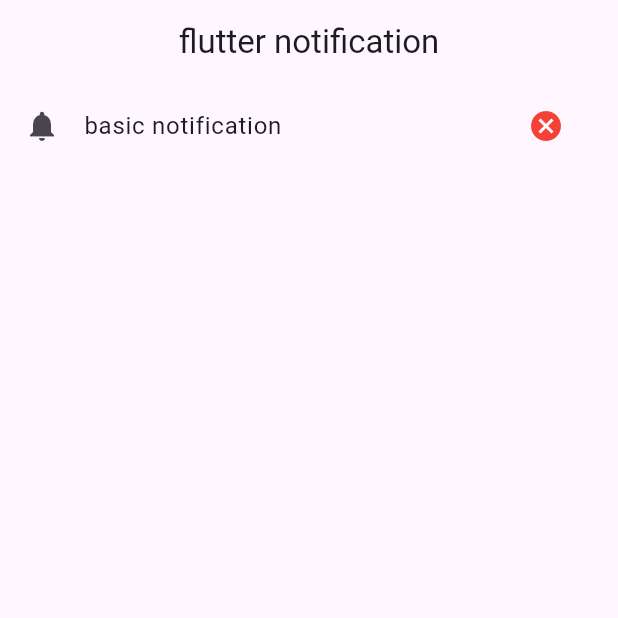
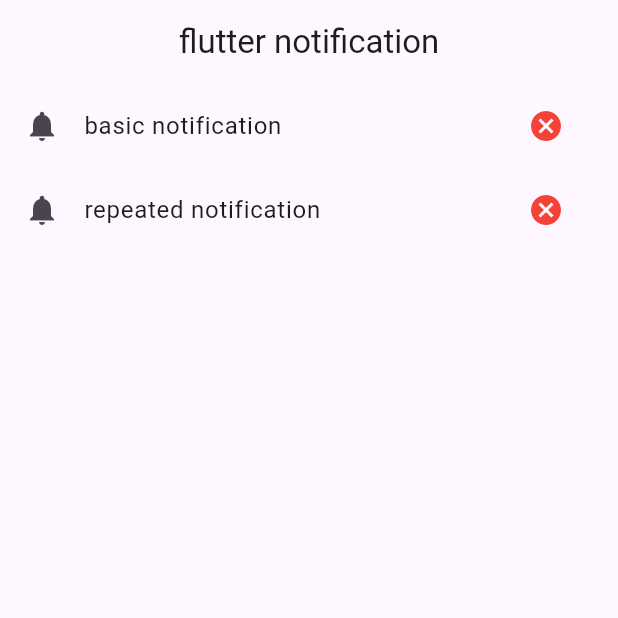
Before and after one commit to ahmed-elmaghwry/locaL-noti, a Flutter app: the screen it shows after launch, on a phone screen of 412 x 824 dp, the top half of it. Run offline on Flutter 3.47's test engine with Material 3 defaults, Android fonts, the phone set to English and light mode, and no system bars; our stand-ins replace flutter_local_notifications.

Commit message:
finish simple notification

```diff
--- a/lib/main.dart
+++ b/lib/main.dart
@@ -42,6 +42,19 @@ class HomeScreen extends StatelessWidget {
               leading: Icon(Icons.notifications),
               title: Text('basic notification'),
               trailing: IconButton(
+                onPressed: () {
+                  LocalNotificationService.cancelNotification(id: 0);
+                },
+                icon: Icon(Icons.cancel, color: Colors.red),
+              ),
+            ),
+            ListTile(
+              onTap: () {
+                LocalNotificationService.showRepeatedNotification();
+              },
+              leading: Icon(Icons.notifications),
+              title: Text('repeated notification'),
+              trailing: IconButton(
                 onPressed: () {},
                 icon: Icon(Icons.cancel, color: Colors.red),
               ),
```
Also changed, not shown: lib/local_notification_Service.dart (+24 -0 lines).
